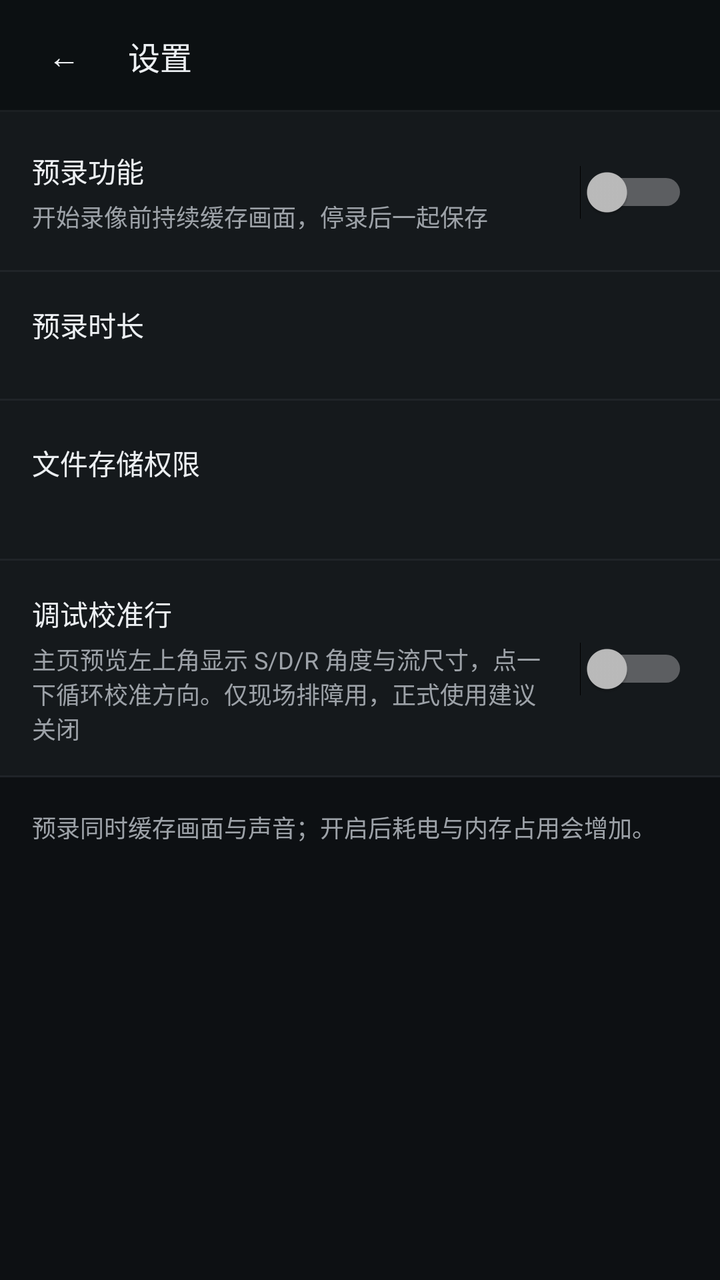
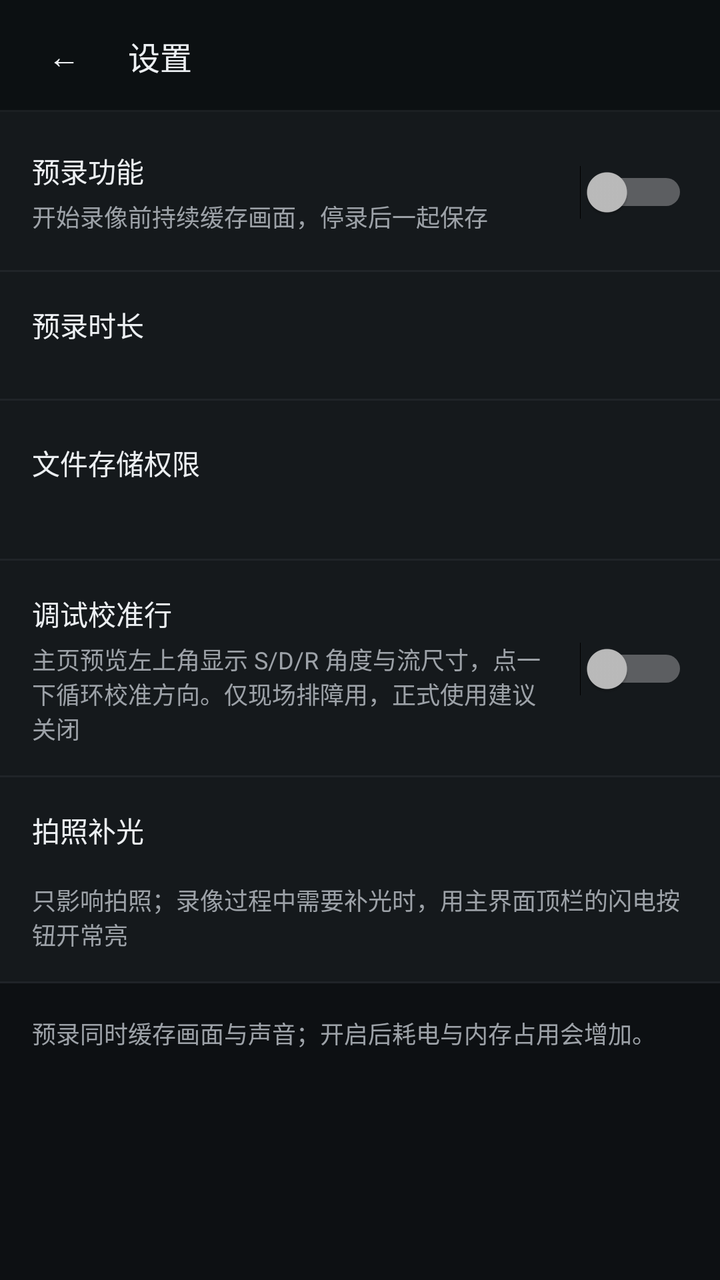

Screens rendered from an Android XML layout before and after an edit, with the pre-edit source and the edit as a unified diff.
<!-- AndroidManifest.xml: application theme Theme.BodyCam -->
<!-- res/layout/activity_settings.xml -->
<?xml version="1.0" encoding="utf-8"?>
<LinearLayout xmlns:android="http://schemas.android.com/apk/res/android"
    xmlns:tools="http://schemas.android.com/tools"
    android:layout_width="match_parent"
    android:layout_height="match_parent"
    android:background="@color/paper"
    android:orientation="vertical">

    
    <LinearLayout
        android:layout_width="match_parent"
        android:layout_height="@dimen/top_bar_height"
        android:background="@drawable/bg_top_bar"
        android:gravity="center_vertical"
        android:orientation="horizontal"
        android:paddingHorizontal="@dimen/space_xs">

        <TextView
            android:id="@+id/btnBack"
            style="@style/BodyCamTitle"
            android:layout_width="@dimen/touch_target"
            android:layout_height="@dimen/touch_target"
            android:background="@drawable/bg_icon_button"
            android:clickable="true"
            android:contentDescription="@string/action_back"
            android:focusable="true"
            android:gravity="center"
            android:text="@string/glyph_back"
            android:textColor="@color/ink" />

        <TextView
            style="@style/BodyCamTitle"
            android:layout_width="wrap_content"
            android:layout_height="wrap_content"
            android:layout_marginStart="@dimen/space_xs"
            android:text="@string/title_settings" />
    </LinearLayout>

    <ScrollView
        android:layout_width="match_parent"
        android:layout_height="match_parent">

        <LinearLayout
            android:layout_width="match_parent"
            android:layout_height="wrap_content"
            android:orientation="vertical"
            android:paddingBottom="@dimen/space_xl">

            
            <LinearLayout
                android:layout_width="match_parent"
                android:layout_height="wrap_content"
                android:background="@drawable/bg_row"
                android:gravity="center_vertical"
                android:orientation="horizontal"
                android:paddingHorizontal="@dimen/space_md"
                android:paddingVertical="@dimen/space_md">

                <LinearLayout
                    android:layout_width="0dp"
                    android:layout_height="wrap_content"
                    android:layout_weight="1"
                    android:orientation="vertical">

                    <TextView
                        style="@style/BodyCamLabel"
                        android:layout_width="wrap_content"
                        android:layout_height="wrap_content"
                        android:text="@string/settings_pre_record_title" />

                    <TextView
                        style="@style/BodyCamHint"
                        android:layout_width="match_parent"
                        android:layout_height="wrap_content"
                        android:layout_marginTop="@dimen/space_2xs"
                        android:text="@string/settings_pre_record_summary" />
                </LinearLayout>

                <Switch
                    android:id="@+id/swPreRecord"
                    android:layout_width="wrap_content"
                    android:layout_height="wrap_content"
                    android:layout_marginStart="@dimen/space_sm"
                    android:minWidth="@dimen/touch_target"
                    android:minHeight="@dimen/touch_target" />
            </LinearLayout>

            
            <LinearLayout
                android:id="@+id/durationSection"
                android:layout_width="match_parent"
                android:layout_height="wrap_content"
                android:background="@drawable/bg_row"
                android:orientation="vertical"
                android:paddingHorizontal="@dimen/space_md"
                android:paddingVertical="@dimen/space_md">

                <TextView
                    style="@style/BodyCamLabel"
                    android:layout_width="wrap_content"
                    android:layout_height="wrap_content"
                    android:text="@string/settings_pre_record_duration_title" />

                <RadioGroup
                    android:id="@+id/rgDuration"
                    android:layout_width="match_parent"
                    android:layout_height="wrap_content"
                    android:layout_marginTop="@dimen/space_sm"
                    android:orientation="horizontal" />
            </LinearLayout>

            
            <LinearLayout
                android:id="@+id/storageRow"
                android:layout_width="match_parent"
                android:layout_height="wrap_content"
                android:background="@drawable/bg_row"
                android:clickable="true"
                android:focusable="true"
                android:gravity="center_vertical"
                android:orientation="horizontal"
                android:paddingHorizontal="@dimen/space_md"
                android:paddingVertical="@dimen/space_md">

                <LinearLayout
                    android:layout_width="0dp"
                    android:layout_height="wrap_content"
                    android:layout_weight="1"
                    android:orientation="vertical">

                    <TextView
                        style="@style/BodyCamLabel"
                        android:layout_width="wrap_content"
                        android:layout_height="wrap_content"
                        android:text="@string/settings_storage_title" />

                    <TextView
                        android:id="@+id/storageStatus"
                        style="@style/BodyCamHint"
                        android:layout_width="match_parent"
                        android:layout_height="wrap_content"
                        android:layout_marginTop="@dimen/space_2xs" />
                </LinearLayout>

                <TextView
                    android:id="@+id/storageAction"
                    style="@style/BodyCamLabel"
                    android:layout_width="wrap_content"
                    android:layout_height="@dimen/touch_target"
                    android:layout_marginStart="@dimen/space_sm"
                    android:gravity="center"
                    android:paddingHorizontal="@dimen/space_sm"
                    android:textColor="@color/accent" />
            </LinearLayout>

            
            <LinearLayout
                android:layout_width="match_parent"
                android:layout_height="wrap_content"
                android:background="@drawable/bg_row"
                android:gravity="center_vertical"
                android:orientation="horizontal"
                android:paddingHorizontal="@dimen/space_md"
                android:paddingVertical="@dimen/space_md">

                <LinearLayout
                    android:layout_width="0dp"
                    android:layout_height="wrap_content"
                    android:layout_weight="1"
                    android:orientation="vertical">

                    <TextView
                        style="@style/BodyCamLabel"
                        android:layout_width="wrap_content"
                        android:layout_height="wrap_content"
                        android:text="@string/settings_debug_overlay_title" />

                    <TextView
                        style="@style/BodyCamHint"
                        android:layout_width="match_parent"
                        android:layout_height="wrap_content"
                        android:layout_marginTop="@dimen/space_2xs"
                        android:text="@string/settings_debug_overlay_summary" />
                </LinearLayout>

                <Switch
                    android:id="@+id/swDebugOverlay"
                    android:layout_width="wrap_content"
                    android:layout_height="wrap_content"
                    android:layout_marginStart="@dimen/space_sm"
                    android:minWidth="@dimen/touch_target"
                    android:minHeight="@dimen/touch_target" />
            </LinearLayout>

            
            <TextView
                style="@style/BodyCamHint"
                android:layout_width="match_parent"
                android:layout_height="wrap_content"
                android:layout_marginTop="@dimen/space_md"
                android:paddingHorizontal="@dimen/space_md"
                android:text="@string/settings_pre_record_hint"
                tools:ignore="RtlSymmetry" />
        </LinearLayout>
    </ScrollView>
</LinearLayout>
<!-- resources referenced by this layout -->
<resources>
  <color name="accent">#F7B83D</color>
  <color name="ink">#ECEFF2</color>
  <color name="paper">#0D1013</color>
  <dimen name="space_2xs">4dp</dimen>
  <dimen name="space_md">16dp</dimen>
  <dimen name="space_sm">12dp</dimen>
  <dimen name="space_xl">32dp</dimen>
  <dimen name="space_xs">8dp</dimen>
  <dimen name="top_bar_height">56dp</dimen>
  <dimen name="touch_target">48dp</dimen>
  <!-- drawable bg_row (drawable) -->
  <?xml version="1.0" encoding="utf-8"?>
  <layer-list xmlns:android="http://schemas.android.com/apk/res/android">
      <item>
          <shape android:shape="rectangle">
              <solid android:color="@color/paper_2" />
          </shape>
      </item>
      <item
          android:gravity="bottom"
          android:height="@dimen/rule_hair">
          <shape android:shape="rectangle">
              <solid android:color="@color/rule" />
          </shape>
      </item>
  </layer-list>
  <!-- drawable bg_top_bar (drawable) -->
  <?xml version="1.0" encoding="utf-8"?>
  <layer-list xmlns:android="http://schemas.android.com/apk/res/android">
      <item>
          <shape android:shape="rectangle">
              <solid android:color="@color/scrim_bar" />
          </shape>
      </item>
      <item
          android:gravity="bottom"
          android:height="@dimen/rule_hair">
          <shape android:shape="rectangle">
              <solid android:color="@color/rule" />
          </shape>
      </item>
  </layer-list>
  <string name="action_back">返回</string>
  <string name="glyph_back">←</string>
  <string name="settings_debug_overlay_summary">主页预览左上角显示 S/D/R 角度与流尺寸，点一下循环校准方向。仅现场排障用，正式使用建议关闭</string>
  <string name="settings_debug_overlay_title">调试校准行</string>
  <string name="settings_pre_record_duration_title">预录时长</string>
  <string name="settings_pre_record_hint">预录同时缓存画面与声音；开启后耗电与内存占用会增加。</string>
  <string name="settings_pre_record_summary">开始录像前持续缓存画面，停录后一起保存</string>
  <string name="settings_pre_record_title">预录功能</string>
  <string name="settings_storage_title">文件存储权限</string>
  <string name="title_settings">设置</string>
  <style name="BodyCamHint">
          <item name="android:fontFamily">sans-serif</item>
          <item name="android:textSize">@dimen/text_sm</item>
          <item name="android:textColor">@color/muted</item>
          <item name="android:includeFontPadding">false</item>
      </style>
  <style name="BodyCamLabel">
          <item name="android:fontFamily">sans-serif-medium</item>
          <item name="android:textSize">@dimen/text_md</item>
          <item name="android:textColor">@color/ink</item>
          <item name="android:includeFontPadding">false</item>
      </style>
  <style name="BodyCamTitle">
          <item name="android:fontFamily">sans-serif-medium</item>
          <item name="android:textSize">@dimen/text_lg</item>
          <item name="android:textColor">@color/ink</item>
      </style>
  <dimen name="rule_strong">2dp</dimen>
  <color name="ripple_on_paper">#33ECEFF2</color>
  <color name="paper_2">#15191C</color>
  <dimen name="rule_hair">1dp</dimen>
  <color name="rule">#802D3135</color>
  <color name="scrim_bar">#800D1013</color>
  <dimen name="text_sm">12sp</dimen>
  <color name="muted">#9DA2A8</color>
  <dimen name="text_md">14sp</dimen>
  <dimen name="text_lg">16sp</dimen>
  <color name="ink_2">#C3C8CC</color>
  <!-- unchanged entries left out for length: 2 -->
</resources>

<!-- the commit's change to res/layout/activity_settings.xml (unified diff, before → after) -->
@@ -193,6 +193,36 @@
             </LinearLayout>
 
             
+            <LinearLayout
+                android:layout_width="match_parent"
+                android:layout_height="wrap_content"
+                android:background="@drawable/bg_row"
+                android:orientation="vertical"
+                android:paddingHorizontal="@dimen/space_md"
+                android:paddingVertical="@dimen/space_md">
+
+                <TextView
+                    style="@style/BodyCamLabel"
+                    android:layout_width="wrap_content"
+                    android:layout_height="wrap_content"
+                    android:text="@string/settings_photo_flash_title" />
+
+                <RadioGroup
+                    android:id="@+id/rgPhotoFlash"
+                    android:layout_width="match_parent"
+                    android:layout_height="wrap_content"
+                    android:layout_marginTop="@dimen/space_sm"
+                    android:orientation="horizontal" />
+
+                <TextView
+                    style="@style/BodyCamHint"
+                    android:layout_width="match_parent"
+                    android:layout_height="wrap_content"
+                    android:layout_marginTop="@dimen/space_2xs"
+                    android:text="@string/settings_photo_flash_summary" />
+            </LinearLayout>
+
+            
             <TextView
                 style="@style/BodyCamHint"
                 android:layout_width="match_parent"
<!-- resource entries referenced after the edit -->
@@ -46,6 +46,8 @@
   <string name="glyph_back">←</string>
   <string name="settings_debug_overlay_summary">主页预览左上角显示 S/D/R 角度与流尺寸，点一下循环校准方向。仅现场排障用，正式使用建议关闭</string>
   <string name="settings_debug_overlay_title">调试校准行</string>
+  <string name="settings_photo_flash_summary">只影响拍照；录像过程中需要补光时，用主界面顶栏的闪电按钮开常亮</string>
+  <string name="settings_photo_flash_title">拍照补光</string>
   <string name="settings_pre_record_duration_title">预录时长</string>
   <string name="settings_pre_record_hint">预录同时缓存画面与声音；开启后耗电与内存占用会增加。</string>
   <string name="settings_pre_record_summary">开始录像前持续缓存画面，停录后一起保存</string>
